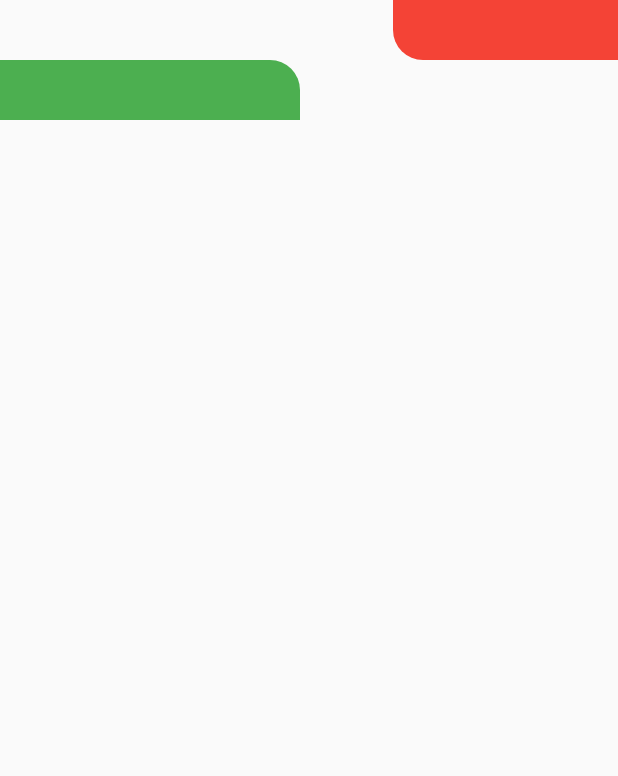
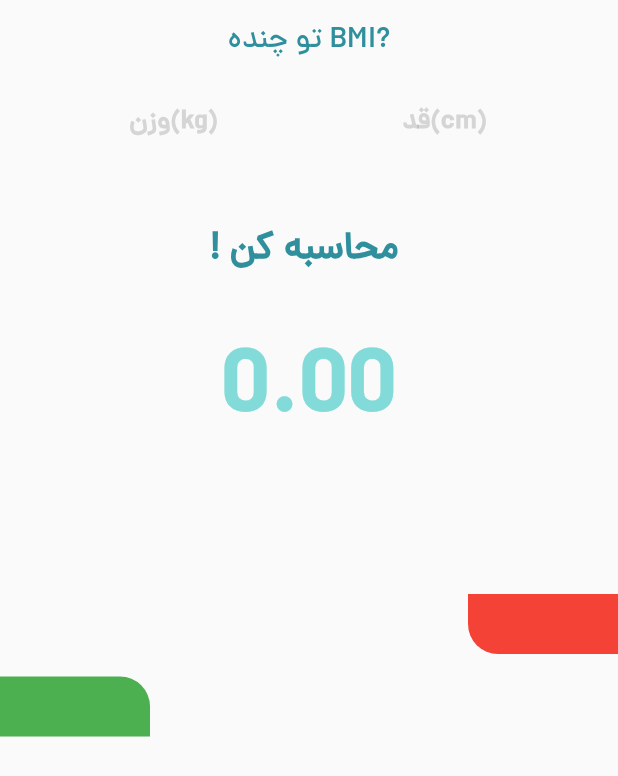
Before and after one commit to Mahsakhodaei/BMI_calculator_application, a Flutter app: the screen it shows after launch, on a phone screen of 412 x 824 dp. Shown: the top 776 px of the screen. Run offline on Flutter 3.47's test engine with Material 2 defaults, Android fonts, the phone set to English and light mode, and no system bars.

Commit message:
created home screen page

```diff
--- a/lib/main.dart
+++ b/lib/main.dart
@@ -2,6 +2,8 @@ import 'package:bmi_calculator/constants/color_type.dart';
 import 'package:bmi_calculator/widgets/background_shape_left.dart';
 import 'package:bmi_calculator/widgets/background_shape_right.dart';
 import 'package:flutter/material.dart';
+
+import 'screens/Home_screen.dart';
 
 void main() {
   runApp(Application());
@@ -13,17 +15,9 @@ class Application extends StatelessWidget {
   @override
   Widget build(BuildContext context) {
     return MaterialApp(
+      theme: ThemeData(fontFamily: 'vazir'),
       debugShowCheckedModeBanner: false,
-      home: Scaffold(
-        body: SafeArea(
-          child: Column(
-            children: [
-              RightShape(width: 150),
-              LeftShape(width: 200),
-            ],
-          ),
-        ),
-      ),
+      home: HomeScreen(),
     );
   }
 }
--- /dev/null
+++ b/lib/screens/Home_screen.dart
@@ -0,0 +1,141 @@
+import 'package:bmi_calculator/constants/color_type.dart';
+import 'package:bmi_calculator/widgets/background_shape_left.dart';
+import 'package:bmi_calculator/widgets/background_shape_right.dart';
+import 'package:flutter/material.dart';
+
+class HomeScreen extends StatefulWidget {
+  HomeScreen({Key? key}) : super(key: key);
+
+  @override
+  State<HomeScreen> createState() => _HomeScreenState();
+}
+
+class _HomeScreenState extends State<HomeScreen> {
+  final weightContoroller = TextEditingController();
+  final heightContoroller = TextEditingController();
+
+  double resultBMI = 0;
+  String resultText = '';
+  double widthGood = 100;
+  double widthBad = 100;
+
+  @override
+  Widget build(BuildContext context) {
+    return Scaffold(
+      resizeToAvoidBottomInset: false,
+      appBar: AppBar(
+        title: Text(
+          'تو چنده BMI?',
+          style: TextStyle(color: bmi_colors().bmiDarkBlue),
+        ),
+        centerTitle: true,
+        backgroundColor: Colors.transparent,
+        elevation: 0,
+      ),
+      body: SafeArea(
+        child: Column(
+          children: [
+            Row(
+              mainAxisAlignment: MainAxisAlignment.spaceEvenly,
+              children: [
+                Container(
+                  width: 130,
+                  child: TextField(
+                    controller: weightContoroller,
+                    textAlign: TextAlign.center,
+                    style: TextStyle(
+                      fontSize: 18,
+                      fontWeight: FontWeight.bold,
+                      color: bmi_colors().bmiBlue,
+                    ),
+                    decoration: InputDecoration(
+                      border: InputBorder.none,
+                      hintText: 'وزن(kg)',
+                      hintStyle: TextStyle(
+                        color: Colors.grey.withOpacity(0.4),
+                      ),
+                    ),
+                    keyboardType: TextInputType.number,
+                  ),
+                ),
+                Container(
+                  width: 130,
+                  child: TextField(
+                    controller: heightContoroller,
+                    textAlign: TextAlign.center,
+                    style: TextStyle(
+                      fontSize: 18,
+                      fontWeight: FontWeight.bold,
+                      color: bmi_colors().bmiBlue,
+                    ),
+                    decoration: InputDecoration(
+                      border: InputBorder.none,
+                      hintText: 'قد(cm)',
+                      hintStyle: TextStyle(
+                        color: Colors.grey.withOpacity(0.4),
+                      ),
+                    ),
+                    keyboardType: TextInputType.number,
+                  ),
+                ),
+              ],
+            ),
+            SizedBox(height: 40),
+            InkWell(
+              onTap: () {
+                final weight = double.parse(weightContoroller.text);
+                final height = double.parse(heightContoroller.text);
+                setState(() {
+                  resultBMI = weight / (height * height);
+                  if (resultBMI > 25) {
+                    widthGood = 50;
+                    widthBad = 300;
+                    resultText = 'شما اضافه وزن دارید';
+                  } else if (resultBMI >= 18.5 && resultBMI <= 25) {
+                    widthGood = 300;
+                    widthBad = 50;
+                    resultText = 'وزن شما نرمال است';
+                  } else if (resultBMI < 18.5) {
+                    widthGood = 20;
+                    widthBad = 20;
+                    resultText = 'وزن شما از حالت نرمال کمتر است';
+                  }
+                });
+              },
+              child: Text(
+                '! محاسبه کن ',
+                style: TextStyle(
+                  fontSize: 25,
+                  fontWeight: FontWeight.bold,
+                  color: bmi_colors().bmiDarkBlue,
+                ),
+              ),
+            ),
+            SizedBox(height: 30),
+            Text(
+              '${resultBMI.toStringAsFixed(2)}',
+              style: TextStyle(
+                fontSize: 60,
+                fontWeight: FontWeight.bold,
+                color: bmi_colors().bmiBlueLight,
+              ),
+            ),
+            SizedBox(height: 30),
+            Text(
+              '${resultText}',
+              style: TextStyle(
+                fontSize: 25,
+                fontWeight: FontWeight.bold,
+                color: bmi_colors().ShapeRed,
+              ),
+            ),
+            SizedBox(height: 20),
+            RightShape(width: widthBad),
+            SizedBox(height: 15),
+            LeftShape(width: widthGood),
+          ],
+        ),
+      ),
+    );
+  }
+}
```
